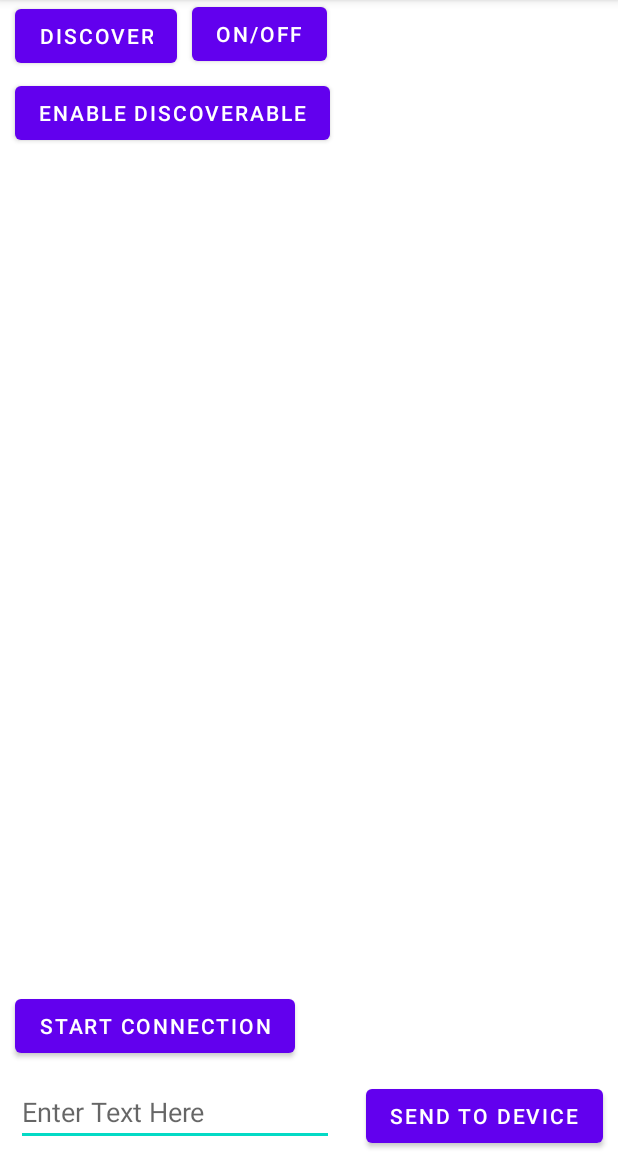
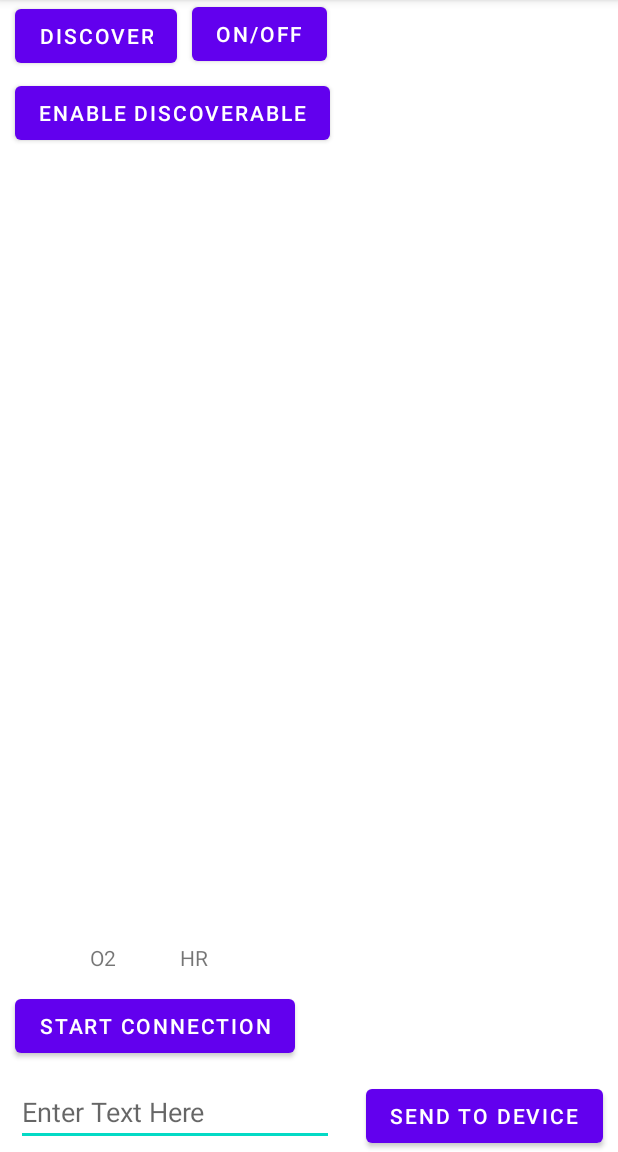
Before and after one commit to nicolasdeleon/Signal-Monitor-Android-App, an Android app: the screen it shows after launch (MainActivity), on a phone screen of 412 x 824 dp, the part 84-1236 px from its top. Run offline under Robolectric (Android 15) with nearby library versions, the phone set to English and light mode, and no system bars; libraries missing offline, so code that uses them is left out: com.github.mikephil.charting; plain views replace LineChart; 3 statements that could not run were skipped.

```diff
--- a/app/src/main/res/layout/activity_main.xml
+++ b/app/src/main/res/layout/activity_main.xml
@@ -65,6 +65,26 @@
         android:layout_height="150dp"
         android:layout_marginTop="10dp" />
 
+    <TextView
+        android:layout_width="wrap_content"
+        android:layout_height="wrap_content"
+        android:text="O2"
+        android:layout_alignParentBottom="true"
+        android:layout_marginBottom="120dp"
+        android:layout_marginLeft="60dp"
+        android:id="@+id/O2Text"
+        />
+
+    <TextView
+        android:layout_width="wrap_content"
+        android:layout_height="wrap_content"
+        android:text="HR"
+        android:layout_alignParentBottom="true"
+        android:layout_marginBottom="120dp"
+        android:layout_marginLeft="120dp"
+        android:id="@+id/HRText"
+        />
+
     <Button
         android:layout_width="wrap_content"
         android:layout_height="wrap_content"
```
Also changed, not shown: app/src/main/java/com/example/testing_bt_app/BluetoothConnectionService.java (+45 -18 lines), app/src/main/java/com/example/testing_bt_app/GraphInterface.java (+12 -19 lines), app/src/main/java/com/example/testing_bt_app/MainActivity.java (+54 -43 lines).
